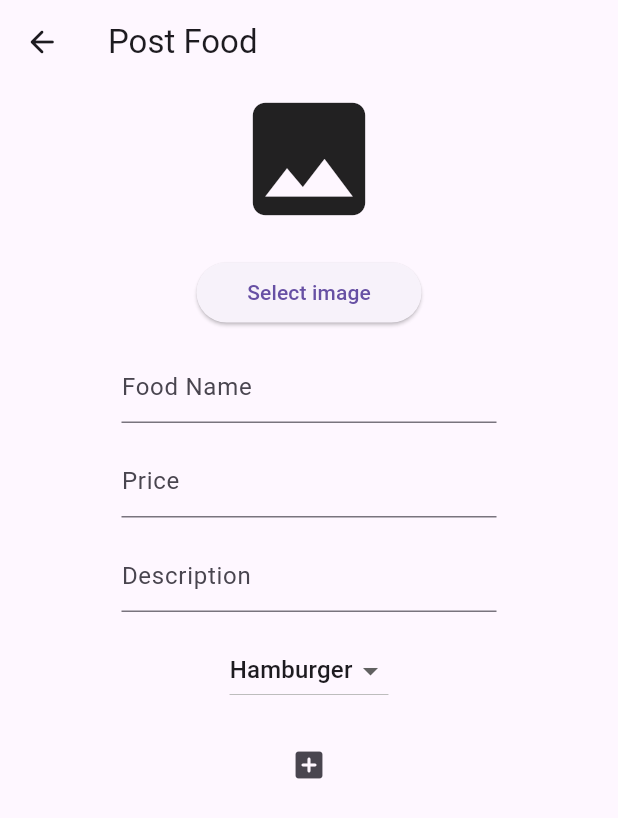
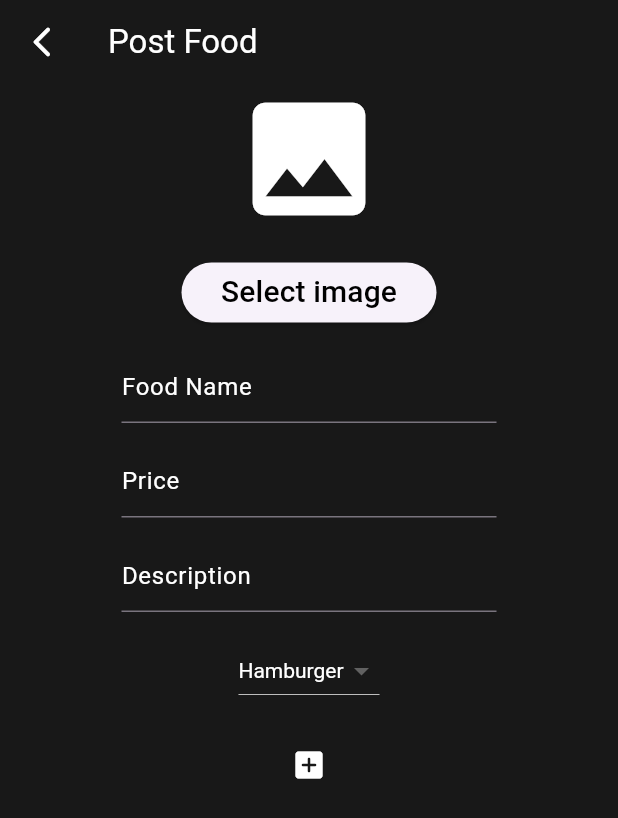
Before and after one commit to KieperMF/FlutterFood, a Flutter app: the PostFoodPage screen opened by its route, on a phone screen of 412 x 824 dp. Shown: the top 818 px of the screen. Run offline on Flutter 3.47's test engine with Material 3 defaults, Android fonts, the phone set to English and light mode, and no system bars; our stand-ins replace cloud_firestore, email_validator, firebase_auth, firebase_core, firebase_storage, go_router and 2 more; accounts and stored records are empty; network calls fail.

Commit message:
visual changes

```diff
--- a/lib/views/edit_food_screen/edit_food_page.dart
+++ b/lib/views/edit_food_screen/edit_food_page.dart
@@ -49,11 +49,13 @@ class _EditFoodPageState extends State<EditFoodPage> {
     store = context.watch();
     return Scaffold(
       appBar: AppBar(
-        title: const Text('Edit Food'),
+        backgroundColor: const Color.fromRGBO(24, 24, 24, 1),
+        title: const Text('Edit Food', style: TextStyle(color: Colors.white),),
         leading: IconButton(onPressed: (){
             context.pop();
-          }, icon:const Icon(Icons.arrow_back_rounded)),
+          }, icon:const Icon(Icons.arrow_back_ios_new_rounded, color: Colors.white,)),
       ),
+      backgroundColor: const Color.fromRGBO(24, 24, 24, 1),
       body: SingleChildScrollView(
         physics: const AlwaysScrollableScrollPhysics(),
         child: Center(
--- a/lib/views/home_screen/home_page.dart
+++ b/lib/views/home_screen/home_page.dart
@@ -118,5 +118,6 @@ class _HomePageState extends State<HomePage> with AutomaticKeepAliveClientMixin{
     );
   }
 
+  @override
   bool get wantKeepAlive => true;
 }
--- a/lib/views/post_food_screen/post_food_page.dart
+++ b/lib/views/post_food_screen/post_food_page.dart
@@ -42,11 +42,15 @@ class _PostFoodPageState extends State<PostFoodPage> {
     store = context.watch();
     return Scaffold(
       appBar: AppBar(
-        title: const Text('Post Food'),
-        leading: IconButton(onPressed: (){
-            context.pop();
-          }, icon:const Icon(Icons.arrow_back_rounded)),
+        title: const Text('Post Food', style: TextStyle(color: Colors.white),),
+        backgroundColor: const Color.fromRGBO(24, 24, 24, 1),
+        leading: IconButton(
+            onPressed: () {
+              context.pop();
+            },
+            icon: const Icon(Icons.arrow_back_ios_new_rounded, color: Colors.white,)),
       ),
+      backgroundColor: const Color.fromRGBO(24, 24, 24, 1),
       body: SingleChildScrollView(
         child: Center(
           child: Column(
@@ -56,6 +60,7 @@ class _PostFoodPageState extends State<PostFoodPage> {
                       width: 200,
                       child: Icon(
                         Icons.image,
+                        color: Colors.white,
                         size: 100,
                       ))
                   : SizedBox(
@@ -70,14 +75,14 @@ class _PostFoodPageState extends State<PostFoodPage> {
                 height: 15,
               ),
               SizedBox(
-                width: 150,
+                width: 170,
                 child: ElevatedButton(
                     onPressed: () async {
                       final respImage = await ImagePicker()
                           .pickImage(source: ImageSource.gallery);
                       store!.getFoodImage(respImage!.path);
                     },
-                    child: const Text('Select image')),
+                    child: const Text('Select image', style: TextStyle(color: Colors.black, fontSize: 20),)),
               ),
               const SizedBox(
                 height: 15,
@@ -86,7 +91,7 @@ class _PostFoodPageState extends State<PostFoodPage> {
                 width: 250,
                 child: TextField(
                     controller: nameTextEditing,
-                    decoration: const InputDecoration(hintText: 'Food Name')),
+                    decoration: const InputDecoration(hintText: 'Food Name', hintStyle: TextStyle(color: Colors.white))),
               ),
               const SizedBox(
                 height: 15,
@@ -96,7 +101,7 @@ class _PostFoodPageState extends State<PostFoodPage> {
                 child: TextField(
                     controller: priceTextEditing,
                     keyboardType: TextInputType.phone,
-                    decoration: const InputDecoration(hintText: 'Price')),
+                    decoration: const InputDecoration(hintText: 'Price',hintStyle: TextStyle(color: Colors.white))),
               ),
               const SizedBox(
                 height: 15,
@@ -105,13 +110,14 @@ class _PostFoodPageState extends State<PostFoodPage> {
                 width: 250,
                 child: TextField(
                     controller: descriptionTextEditing,
-                    decoration: const InputDecoration(hintText: 'Description')),
+                    decoration: const InputDecoration(hintText: 'Description',hintStyle: TextStyle(color: Colors.white))),
               ),
               const SizedBox(
                 height: 15,
               ),
               DropdownButton<String>(
                   value: dropDownValue,
+                  style: const TextStyle(color: Colors.white),dropdownColor: Colors.black,
                   items: store!.categories
                       .map<DropdownMenuItem<String>>((String value) {
                     return DropdownMenuItem<String>(
@@ -133,7 +139,7 @@ class _PostFoodPageState extends State<PostFoodPage> {
                           const SnackBar(content: Text('Sucess on Add Food')));
                     }
                   },
-                  icon: const Icon(Icons.add_box_rounded)),
+                  icon: const Icon(Icons.add_box_rounded, color: Colors.white,)),
             ],
           ),
         ),
--- a/lib/views/user_screen/user_page.dart
+++ b/lib/views/user_screen/user_page.dart
@@ -230,7 +230,7 @@ class _UserPageState extends State<UserPage> with AutomaticKeepAliveClientMixin{
                       ];
                     },
                     child: const Icon(
-                      Icons.edit_document,
+                      Icons.menu,
                       size: 32,
                       color: Colors.white,
                     ),
@@ -243,5 +243,6 @@ class _UserPageState extends State<UserPage> with AutomaticKeepAliveClientMixin{
       )),
     );
   }
+  @override
   bool get wantKeepAlive => true;
 }
```
Also changed, not shown: lib/views/user_screen/edit_profile_infos.dart (+6 -4 lines).
